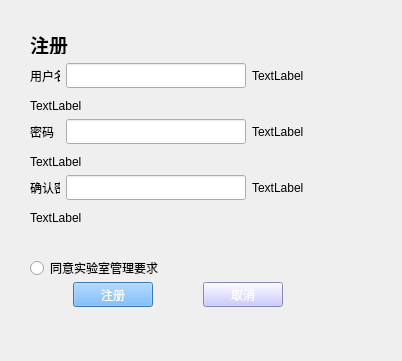
The window that FileManagement/Register.ui (hhyvs111/FileManagement) describes before a commit, drawn with Qt 5.
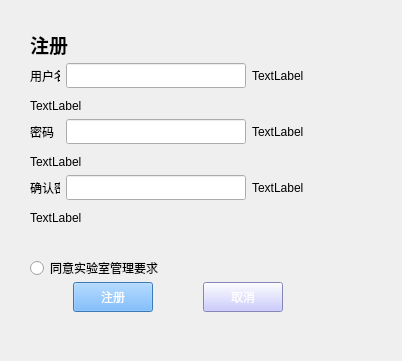
The same window after the commit.

```diff
--- a/FileManagement/Register.ui
+++ b/FileManagement/Register.ui
@@ -99,7 +99,7 @@
      <x>30</x>
      <y>30</y>
      <width>88</width>
-     <height>24</height>
+     <height>28</height>
     </rect>
    </property>
    <layout class="QHBoxLayout" name="horizontalLayout">
@@ -211,7 +211,7 @@
      <x>30</x>
      <y>282</y>
      <width>296</width>
-     <height>25</height>
+     <height>30</height>
     </rect>
    </property>
    <layout class="QHBoxLayout" name="horizontalLayout_5">
```
Left out of the diff: 17 changed lines with no effect on the pictures.
